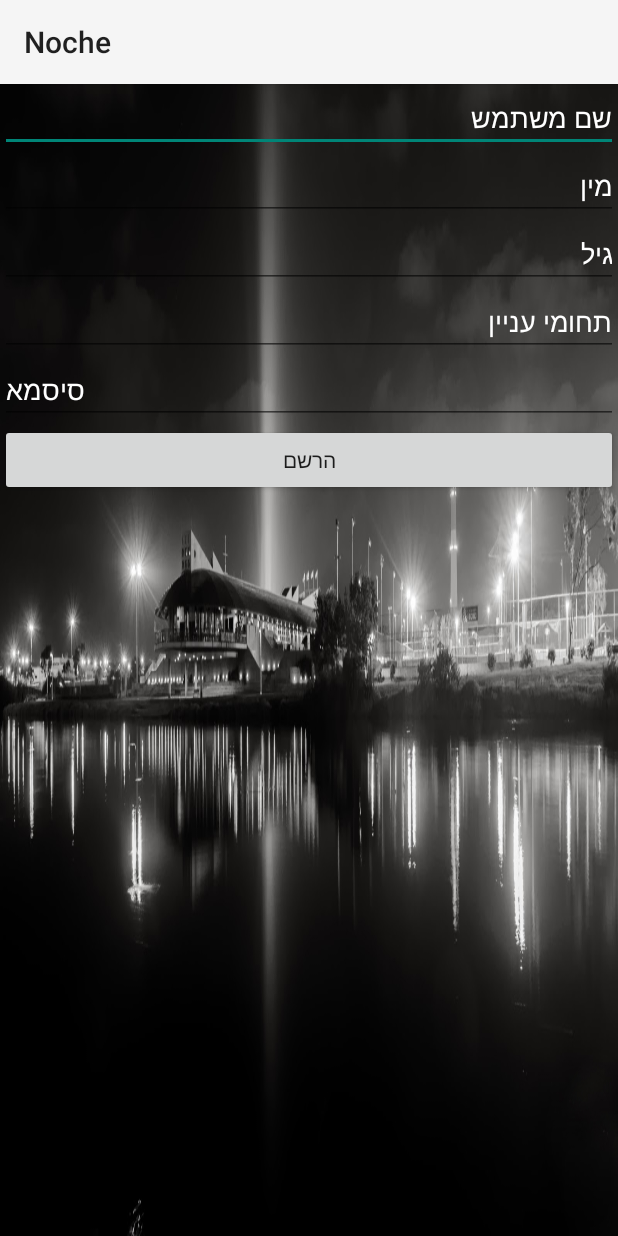
After one commit to zissu/Noche6App, an Android app: the RegisterActivity screen opened directly, with no data from a screen before it, on a phone screen of 412 x 824 dp. The commit adds this screen. Run offline under Robolectric (Android 15) with nearby library versions, the phone set to English and light mode, and no system bars.

Commit message:
new from now

```diff
--- a/app/build.gradle
+++ b/app/build.gradle
@@ -24,14 +24,14 @@ dependencies {
     androidTestCompile('com.android.support.test.espresso:espresso-core:2.2.2', {
         exclude group: 'com.android.support', module: 'support-annotations'
     })
+
     compile 'com.mcxiaoke.volley:library:1.0.18'
     compile 'com.google.android.gms:play-services-auth:10.2.4'
     compile 'com.google.android.gms:play-services-location:10.2.4'
-    compile "com.google.android.gms:play-services-maps:10.2.4"
+    compile 'com.google.android.gms:play-services-maps:10.2.4'
     compile 'com.android.support:appcompat-v7:25.0.2'
     compile 'com.android.support:design:25.3.1'
     compile 'com.android.support.constraint:constraint-layout:1.0.2'
-
     compile 'com.miguelcatalan:materialsearchview:1.4.0'
     compile 'org.apache.httpcomponents:httpclient:4.5'
     compile 'com.google.firebase:firebase-auth:10.2.4'
--- a/app/src/main/java/com/example/zissu/noche_1/BarActivity.java
+++ b/app/src/main/java/com/example/zissu/noche_1/BarActivity.java
@@ -214,6 +214,7 @@ public class BarActivity extends AppCompatActivity {
     public boolean onCreateOptionsMenu(Menu menu) {
         // Inflate the menu; this adds items to the action bar if it is present.
         getMenuInflater().inflate(R.menu.main, menu);
+        getMenuInflater().inflate(R.menu.search_menu, menu);
         return true;
     }
     @Override
@@ -223,6 +224,7 @@ public class BarActivity extends AppCompatActivity {
             new JSONTask().execute("http://193.106.55.121:8080/getAllPlaces");
             return true;
         }
+
         return super.onOptionsItemSelected(item);
     }
 
@@ -231,4 +233,5 @@ public class BarActivity extends AppCompatActivity {
         intent.putExtra("data", "More info from intent");
         startActivity(intent);
     }
+
 }
--- a/app/src/main/java/com/example/zissu/noche_1/ClubActivity.java
+++ b/app/src/main/java/com/example/zissu/noche_1/ClubActivity.java
@@ -203,6 +203,7 @@ public class ClubActivity extends AppCompatActivity {
     public boolean onCreateOptionsMenu(Menu menu) {
         // Inflate the menu; this adds items to the action bar if it is present.
         getMenuInflater().inflate(R.menu.main, menu);
+        getMenuInflater().inflate(R.menu.search_menu, menu);
         return true;
     }
         @Override
--- a/app/src/main/java/com/example/zissu/noche_1/Favorite.java
+++ b/app/src/main/java/com/example/zissu/noche_1/Favorite.java
@@ -389,6 +389,7 @@ public class Favorite extends AppCompatActivity implements View.OnClickListener,
     public boolean onCreateOptionsMenu(Menu menu) {
         // Inflate the menu; this adds items to the action bar if it is present.
         getMenuInflater().inflate(R.menu.main, menu);
+        getMenuInflater().inflate(R.menu.search_menu, menu);
         return true;
     }
     public void onClickMoreInfo (View view){
--- a/app/src/main/java/com/example/zissu/noche_1/MainActivity.java
+++ b/app/src/main/java/com/example/zissu/noche_1/MainActivity.java
@@ -8,6 +8,7 @@ import android.support.design.widget.Snackbar;
 import android.support.v4.app.FragmentManager;
 import android.support.v7.view.menu.MenuView;
 import android.util.Log;
+import android.view.MenuInflater;
 import android.view.View;
 import android.support.design.widget.NavigationView;
 import android.support.v4.view.GravityCompat;
@@ -19,6 +20,7 @@ import android.view.Menu;
 import android.view.MenuItem;
 import android.widget.Button;
 import android.widget.ImageButton;
+import android.widget.SearchView;
 import android.widget.TextView;
 import android.widget.Toast;
 
@@ -79,6 +81,7 @@ public class MainActivity extends AppCompatActivity
            FragmentManager manager = getSupportFragmentManager();
            manager.beginTransaction().replace(R.id.content_main_layout,
                    login_fragment, login_fragment.getTag()).commit();
+
        }
 
            else if ( v == b_register) {
@@ -190,4 +193,5 @@ public class MainActivity extends AppCompatActivity
             fragmentManager.beginTransaction().replace(R.id.content_frame, fragment, fragmentTags).commit();
         }
     }
+
 }
--- a/app/src/main/java/com/example/zissu/noche_1/MoreInfo.java
+++ b/app/src/main/java/com/example/zissu/noche_1/MoreInfo.java
@@ -25,6 +25,7 @@ TextView tv;
     public boolean onCreateOptionsMenu(Menu menu) {
         // Inflate the menu; this adds items to the action bar if it is present.
         getMenuInflater().inflate(R.menu.main, menu);
+        getMenuInflater().inflate(R.menu.search_menu, menu);
         return true;
     }
 
--- /dev/null
+++ b/app/src/main/java/com/example/zissu/noche_1/RegisterActivity.java
@@ -0,0 +1,14 @@
+package com.example.zissu.noche_1;
+
+import android.support.v7.app.AppCompatActivity;
+import android.os.Bundle;
+import android.widget.Button;
+
+public class RegisterActivity extends AppCompatActivity {
+
+    @Override
+    protected void onCreate(Bundle savedInstanceState) {
+        super.onCreate(savedInstanceState);
+        setContentView(R.layout.activity_register);
+    }
+}
--- a/app/src/main/java/com/example/zissu/noche_1/ResActivity.java
+++ b/app/src/main/java/com/example/zissu/noche_1/ResActivity.java
@@ -211,6 +211,7 @@ public class ResActivity extends AppCompatActivity {
             new ResActivity.JSONTask().execute("http://193.106.55.121:8080/getAllRests/");
             return true;
         }
+
         return super.onOptionsItemSelected(item);
     }
     public void onClickMoreInfo (View view){
--- /dev/null
+++ b/app/src/main/res/layout/activity_register.xml
@@ -0,0 +1,65 @@
+<?xml version="1.0" encoding="utf-8"?>
+<LinearLayout xmlns:android="http://schemas.android.com/apk/res/android"
+    xmlns:app="http://schemas.android.com/apk/res-auto"
+    xmlns:tools="http://schemas.android.com/tools"
+    android:layout_width="match_parent"
+    android:layout_height="match_parent"
+    android:background="@drawable/tlv"
+    android:orientation="vertical"
+    tools:context="com.example.zissu.noche_1.RegisterActivity">
+    <EditText
+        android:id="@+id/etUsername"
+        android:layout_width="match_parent"
+        android:textColor="#fff"
+        android:layout_height="wrap_content"
+        android:hint="שם משתמש"
+        android:textColorHint="#fff"
+        tools:layout_editor_absoluteY="0dp"
+        tools:layout_editor_absoluteX="8dp" />
+    <EditText
+        android:id="@+id/etGender"
+        android:layout_width="match_parent"
+        android:textColor="#fff"
+        android:layout_height="wrap_content"
+        android:hint="מין"
+        android:textColorHint="#fff"
+        tools:layout_editor_absoluteY="0dp"
+        tools:layout_editor_absoluteX="8dp" />
+
+    <EditText
+        android:id="@+id/etAge"
+        android:layout_width="match_parent"
+        android:textColor="#fff"
+        android:layout_height="wrap_content"
+        android:hint="גיל"
+        android:textColorHint="#fff"
+        tools:layout_editor_absoluteY="0dp"
+        tools:layout_editor_absoluteX="8dp" />
+    <EditText
+        android:id="@+id/etPlaces"
+        android:layout_width="match_parent"
+        android:textColor="#fff"
+        android:layout_height="wrap_content"
+        android:hint="תחומי עניין"
+        android:textColorHint="#fff"
+        tools:layout_editor_absoluteY="0dp"
+        tools:layout_editor_absoluteX="8dp" />
+
+    <EditText
+        android:id="@+id/etPassword"
+        android:layout_width="match_parent"
+        android:inputType="textPassword"
+        android:textColor="#fff"
+        android:layout_height="wrap_content"
+        android:hint="סיסמא"
+        android:textColorHint="#fff"
+        tools:layout_editor_absoluteY="0dp"
+        tools:layout_editor_absoluteX="8dp" />
+    <Button
+        android:id="@+id/bRegister"
+        android:text="הרשם"
+        android:layout_width="match_parent"
+        android:layout_height="wrap_content"
+        tools:layout_editor_absoluteY="0dp"
+        tools:layout_editor_absoluteX="8dp" />
+</LinearLayout>
--- a/app/src/main/res/layout/content_main.xml
+++ b/app/src/main/res/layout/content_main.xml
@@ -41,9 +41,9 @@
 
     <FrameLayout
         android:layout_width="match_parent"
-        android:layout_height="100dp"
+        android:layout_height="match_parent"
         android:id="@+id/content_frame"
-        android:visibility="invisible"/>
+android:visibility="invisible"/>
 
 
     <Button
--- a/app/src/main/res/layout/fragment_login.xml
+++ b/app/src/main/res/layout/fragment_login.xml
@@ -1,7 +1,3 @@
-<ScrollView xmlns:android="http://schemas.android.com/apk/res/android"
-    android:layout_width="match_parent"
-    android:layout_height="match_parent"
-    android:fillViewport="true">
 
 <LinearLayout xmlns:android="http://schemas.android.com/apk/res/android"
     xmlns:tools="http://schemas.android.com/tools"
@@ -47,4 +43,3 @@
 
 
 </LinearLayout>
-</ScrollView>
--- a/app/src/main/res/layout/fragment_search.xml
+++ b/app/src/main/res/layout/fragment_search.xml
@@ -12,8 +12,7 @@
         android:layout_width="match_parent"
         android:layout_height="match_parent"
         android:listSelector="#ffffff"
-
-
+        android:visibility="invisible"
         />
 
     <TextView
```
Also changed, not shown: app/src/main/AndroidManifest.xml (+36 -6 lines), app/src/main/java/com/example/zissu/noche_1/SearchFragment.java (+9 -1 lines), app/src/main/res/values/strings.xml (+15 -1 lines), app/src/main/res/xml/searchable.xml (added, +7 -0 lines).
